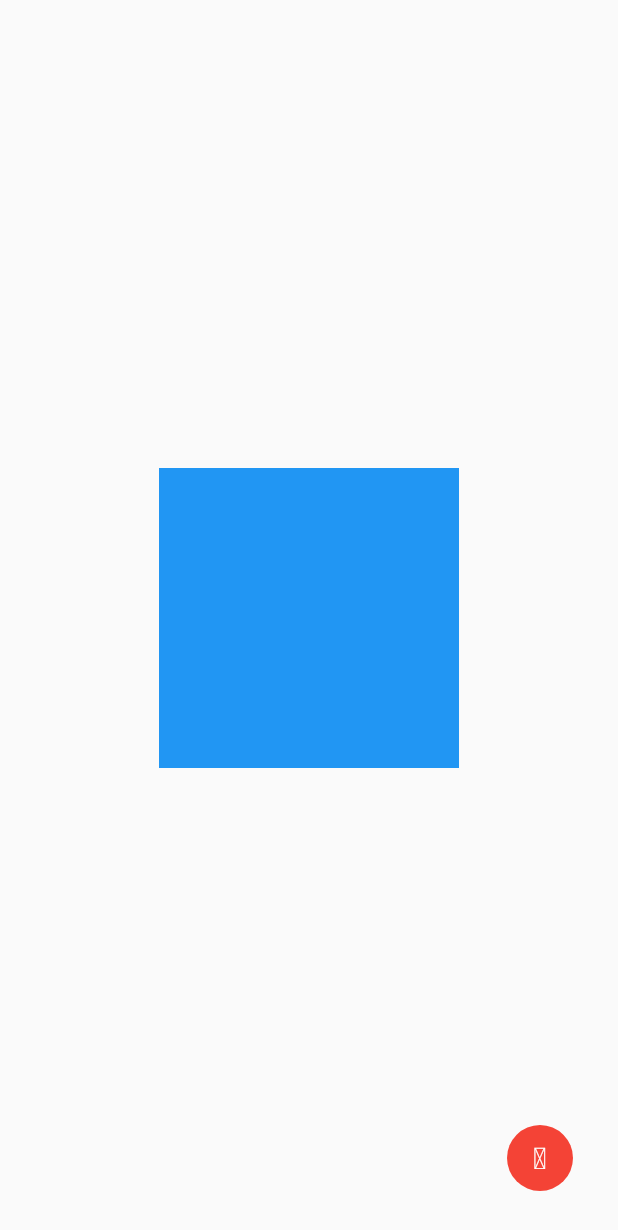
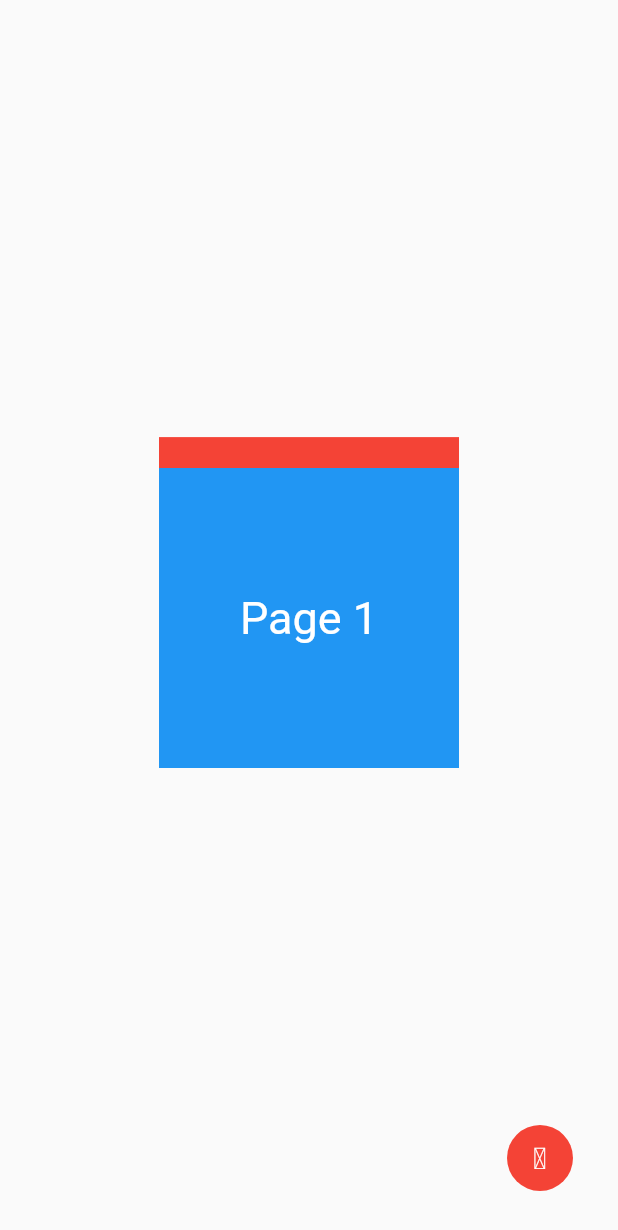
Before and after one commit to taylanyildz/removable_example, a Flutter app: the screen it shows after launch, on a phone screen of 412 x 824 dp. Shown: the top 1230 px of the screen. Run offline on Flutter 3.47's test engine with Material 2 defaults, Android fonts, the light colour scheme and no system bars.

Commit message:
added list child in stack

```diff
--- a/lib/screens/home_screen.dart
+++ b/lib/screens/home_screen.dart
@@ -70,7 +70,7 @@ class _HomeScreenState extends State<HomeScreen> with TickerProviderStateMixin {
         _controller.stop();
         break;
       case DragEndDetails:
-        _checkAnimation(detail, size);
+        _checkAnimation(detail, size, index);
         break;
     }
   }
@@ -91,17 +91,15 @@ class _HomeScreenState extends State<HomeScreen> with TickerProviderStateMixin {
           _rectRadius -= (_dragAlignment.x + _dragAlignment.y) / 25;
       } else {
         _trashSize = 12;
-        _opacity = 1;
         _rectRadius += (_dragAlignment.x + _dragAlignment.y) / 25;
       }
     } else {
       _trashSize = 12;
-      _opacity = 1;
       _rectRadius = 1.0;
     }
   }
 
-  void _checkAnimation(DragEndDetails detail, Size size) {
+  void _checkAnimation(DragEndDetails detail, Size size, int index) {
     _draggableAnimation = _controller.drive(
       AlignmentTween(
         begin: _dragAlignment,
@@ -131,23 +129,19 @@ class _HomeScreenState extends State<HomeScreen> with TickerProviderStateMixin {
       -unitVelocity,
     );
     if (_rectRadius <= 0.1) {
-      setState(() {
       _opacity = 0;
-      });
+      print(children.length);
     }
     _controller.animateWith(simulation);
   }
 
+  var children = <Widget>[];
+
   @override
   Widget build(BuildContext context) {
     final size = MediaQuery.of(context).size;
-
-    return Scaffold(
-      body: Stack(
-        children: [
-          _Scope(
-            state: this,
-            child: RemoveAciton(
+    var children = <Widget>[
+      RemoveAciton(
         isDrag: true,
         animation: _controller,
         index: 0,
@@ -158,7 +152,50 @@ class _HomeScreenState extends State<HomeScreen> with TickerProviderStateMixin {
           width: 200.0,
           height: 200.0,
           color: Colors.blue,
+          child: Center(
+            child: Text(
+              'Page 1',
+              style: TextStyle(
+                color: Colors.white,
+                fontSize: 30.0,
               ),
+            ),
+          ),
+        ),
+      ),
+      Align(
+        heightFactor: 0.95,
+        child: RemoveAciton(
+          isDrag: false,
+          animation: _controller,
+          index: 1,
+          opacity: 1,
+          radius: 1,
+          alignment: Alignment.center,
+          child: Container(
+            width: 200.0,
+            height: 200.0,
+            color: Colors.red,
+            child: Center(
+              child: Text(
+                'Page 2',
+                style: TextStyle(
+                  color: Colors.white,
+                  fontSize: 30.0,
+                ),
+              ),
+            ),
+          ),
+        ),
+      ),
+    ];
+    return Scaffold(
+      body: Stack(
+        children: [
+          _Scope(
+            state: this,
+            child: Stack(
+              children: children.reversed.toList(),
             ),
           ),
           Positioned(
```
Lines whose indentation alone changed are shown as unchanged.
